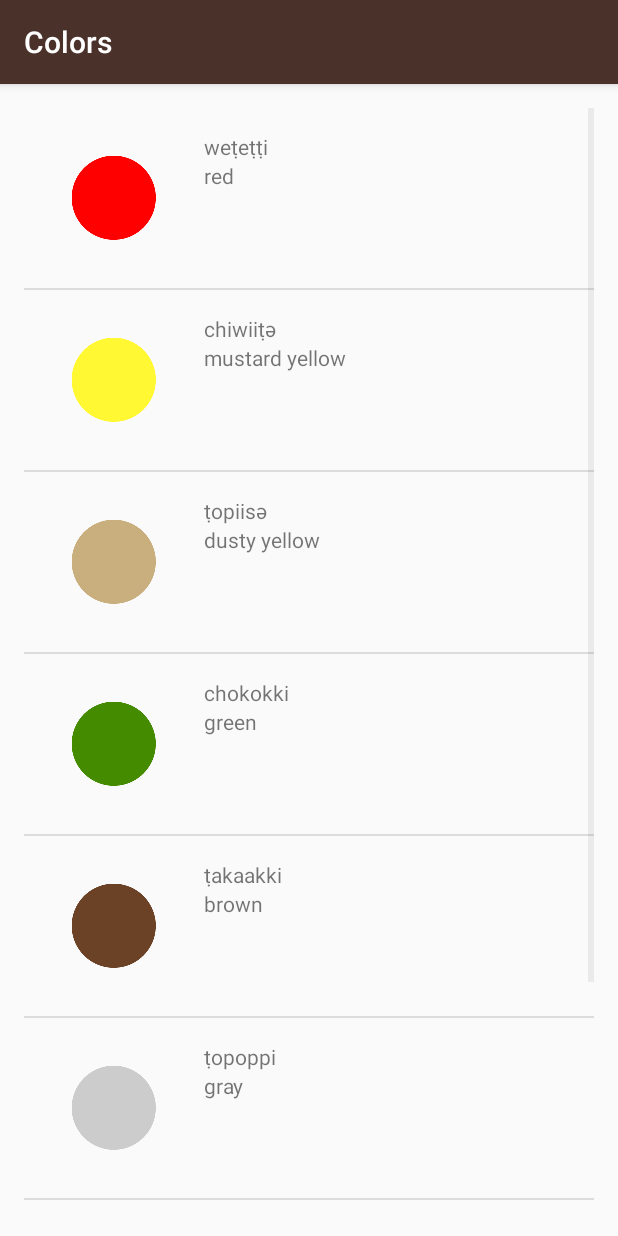
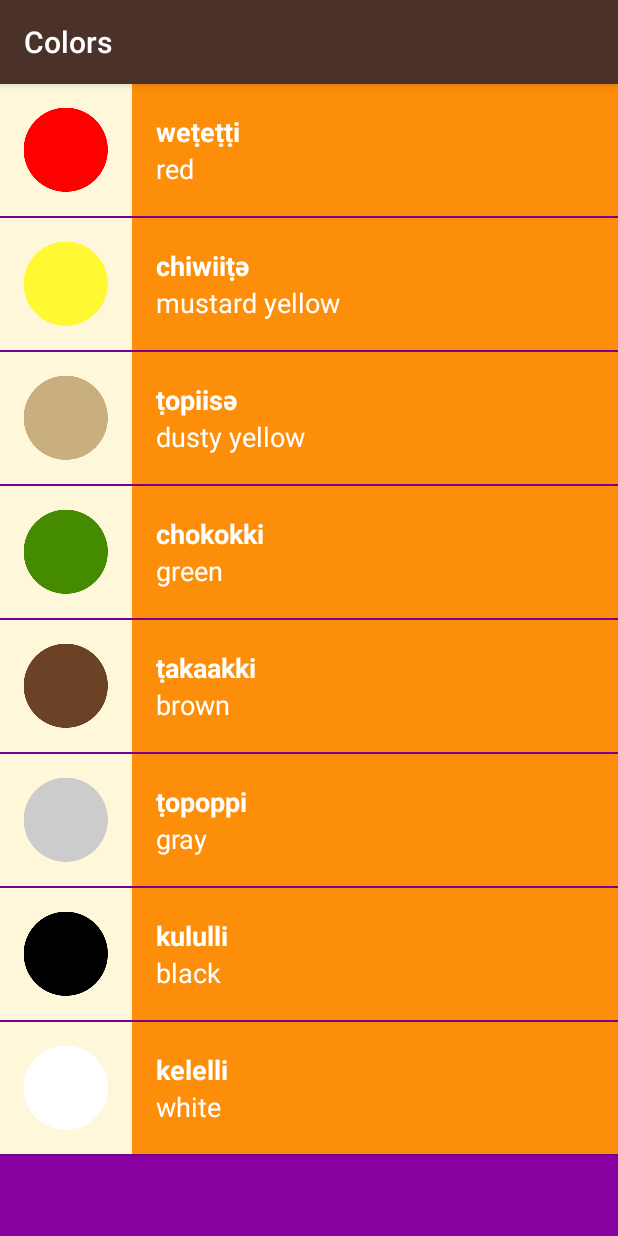
Before and after one commit to sprored/Miwok, an Android app: the ColorsActivity screen opened directly, with no data from a screen before it, on a phone screen of 412 x 824 dp. Run offline under Robolectric (Android 15) with nearby library versions, the phone set to English and light mode, and no system bars.

Commit message:
feat: Visual polish

```diff
--- a/app/src/main/java/com/jamc68/miwok/ColorsActivity.java
+++ b/app/src/main/java/com/jamc68/miwok/ColorsActivity.java
@@ -36,6 +36,7 @@ public class ColorsActivity extends AppCompatActivity {
 
         // Make the {@link ListView} use the {@link WordAdapter} we created above, so that the
         // {@link ListView} will display list items for each {@link Word} in the list.
+        listView.setBackgroundColor(getResources().getColor(R.color.category_colors));
         listView.setAdapter(adapter);
     }
 }
--- a/app/src/main/java/com/jamc68/miwok/FamilyActivity.java
+++ b/app/src/main/java/com/jamc68/miwok/FamilyActivity.java
@@ -38,6 +38,7 @@ public class FamilyActivity extends AppCompatActivity {
 
         // Make the {@link ListView} use the {@link WordAdapter} we created above, so that the
         // {@link ListView} will display list items for each {@link Word} in the list.
+        listView.setBackgroundColor(getResources().getColor(R.color.category_family));
         listView.setAdapter(adapter);
     }
 }
--- a/app/src/main/java/com/jamc68/miwok/NumbersActivity.java
+++ b/app/src/main/java/com/jamc68/miwok/NumbersActivity.java
@@ -38,6 +38,7 @@ public class NumbersActivity extends AppCompatActivity {
 
         // Make the {@link ListView} use the {@link WordAdapter} we created above, so that the
         // {@link ListView} will display list items for each {@link Word} in the list.
+        listView.setBackgroundColor(getResources().getColor(R.color.category_numbers));
         listView.setAdapter(adapter);
     }
 }
--- a/app/src/main/java/com/jamc68/miwok/PhrasesActivity.java
+++ b/app/src/main/java/com/jamc68/miwok/PhrasesActivity.java
@@ -38,6 +38,7 @@ public class PhrasesActivity extends AppCompatActivity {
 
         // Make the {@link ListView} use the {@link WordAdapter} we created above, so that the
         // {@link ListView} will display list items for each {@link Word} in the list.
+        listView.setBackgroundColor(getResources().getColor(R.color.category_phrases));
         listView.setAdapter(adapter);
     }
 }
--- a/app/src/main/java/com/jamc68/miwok/WordAdapter.java
+++ b/app/src/main/java/com/jamc68/miwok/WordAdapter.java
@@ -1,4 +1,6 @@
 package com.jamc68.miwok;
+
+
 import android.content.Context;
 import android.view.LayoutInflater;
 import android.view.View;
--- a/app/src/main/res/drawable-v24/ic_launcher_foreground.xml
+++ /dev/null
@@ -1,34 +0,0 @@
-<vector xmlns:android="http://schemas.android.com/apk/res/android"
-    xmlns:aapt="http://schemas.android.com/aapt"
-    android:width="108dp"
-    android:height="108dp"
-    android:viewportWidth="108"
-    android:viewportHeight="108">
-    <path
-        android:fillType="evenOdd"
-        android:pathData="M32,64C32,64 38.39,52.99 44.13,50.95C51.37,48.37 70.14,49.57 70.14,49.57L108.26,87.69L108,109.01L75.97,107.97L32,64Z"
-        android:strokeWidth="1"
-        android:strokeColor="#00000000">
-        <aapt:attr name="android:fillColor">
-            <gradient
-                android:endX="78.5885"
-                android:endY="90.9159"
-                android:startX="48.7653"
-                android:startY="61.0927"
-                android:type="linear">
-                <item
-                    android:color="#44000000"
-                    android:offset="0.0" />
-                <item
-                    android:color="#00000000"
-                    android:offset="1.0" />
-            </gradient>
-        </aapt:attr>
-    </path>
-    <path
-        android:fillColor="#FFFFFF"
-        android:fillType="nonZero"
-        android:pathData="M66.94,46.02L66.94,46.02C72.44,50.07 76,56.61 76,64L32,64C32,56.61 35.56,50.11 40.98,46.06L36.18,41.19C35.45,40.45 35.45,39.3 36.18,38.56C36.91,37.81 38.05,37.81 38.78,38.56L44.25,44.05C47.18,42.57 50.48,41.71 54,41.71C57.48,41.71 60.78,42.57 63.68,44.05L69.11,38.56C69.84,37.81 70.98,37.81 71.71,38.56C72.44,39.3 72.44,40.45 71.71,41.19L66.94,46.02ZM62.94,56.92C64.08,56.92 65,56.01 65,54.88C65,53.76 64.08,52.85 62.94,52.85C61.8,52.85 60.88,53.76 60.88,54.88C60.88,56.01 61.8,56.92 62.94,56.92ZM45.06,56.92C46.2,56.92 47.13,56.01 47.13,54.88C47.13,53.76 46.2,52.85 45.06,52.85C43.92,52.85 43,53.76 43,54.88C43,56.01 43.92,56.92 45.06,56.92Z"
-        android:strokeWidth="1"
-        android:strokeColor="#00000000" />
-</vector>
--- a/app/src/main/res/layout/list_item.xml
+++ b/app/src/main/res/layout/list_item.xml
@@ -1,34 +1,59 @@
 <?xml version="1.0" encoding="utf-8"?>
+<!-- Copyright (C) 2016 The Android Open Source Project
+
+     Licensed under the Apache License, Version 2.0 (the "License");
+     you may not use this file except in compliance with the License.
+     You may obtain a copy of the License at
+
+          http://www.apache.org/licenses/LICENSE-2.0
+
+     Unless required by applicable law or agreed to in writing, software
+     distributed under the License is distributed on an "AS IS" BASIS,
+     WITHOUT WARRANTIES OR CONDITIONS OF ANY KIND, either express or implied.
+     See the License for the specific language governing permissions and
+     limitations under the License.
+-->
+<!-- Layout for a single list item -->
 <LinearLayout xmlns:android="http://schemas.android.com/apk/res/android"
     xmlns:tools="http://schemas.android.com/tools"
     android:layout_width="match_parent"
     android:layout_height="wrap_content"
-    android:orientation="horizontal"
-    android:padding="16dp">
+    android:background="@color/tan_background"
+    android:minHeight="@dimen/list_item_height"
+    android:orientation="horizontal">
 
     <ImageView
         android:id="@+id/image"
-        android:layout_width="wrap_content"
-        android:layout_height="wrap_content"
-        android:src="@mipmap/ic_launcher" />
+        android:layout_width="@dimen/list_item_height"
+        android:layout_height="@dimen/list_item_height" />
 
     <LinearLayout
         android:id="@+id/text_container"
         android:layout_width="match_parent"
         android:layout_height="match_parent"
+        android:background="@color/category_numbers"
         android:orientation="vertical"
         android:paddingLeft="16dp">
 
         <TextView
             android:id="@+id/miwok_text_view"
             android:layout_width="match_parent"
-            android:layout_height="wrap_content"
+            android:layout_height="0dp"
+            android:layout_weight="1"
+            android:gravity="bottom"
+            android:textAppearance="?android:textAppearanceMedium"
+            android:textColor="@android:color/white"
+            android:textStyle="bold"
             tools:text="lutti" />
 
         <TextView
             android:id="@+id/default_text_view"
             android:layout_width="match_parent"
-            android:layout_height="wrap_content"
+            android:layout_height="0dp"
+            android:layout_weight="1"
+            android:gravity="top"
+            android:textAppearance="?android:textAppearanceMedium"
+            android:textColor="@android:color/white"
             tools:text="one" />
     </LinearLayout>
 </LinearLayout>
--- a/app/src/main/res/layout/word_list.xml
+++ b/app/src/main/res/layout/word_list.xml
@@ -1,11 +1,20 @@
 <?xml version="1.0" encoding="utf-8"?>
+<!-- Copyright (C) 2016 The Android Open Source Project
+
+     Licensed under the Apache License, Version 2.0 (the "License");
+     you may not use this file except in compliance with the License.
+     You may obtain a copy of the License at
+
+          http://www.apache.org/licenses/LICENSE-2.0
+
+     Unless required by applicable law or agreed to in writing, software
+     distributed under the License is distributed on an "AS IS" BASIS,
+     WITHOUT WARRANTIES OR CONDITIONS OF ANY KIND, either express or implied.
+     See the License for the specific language governing permissions and
+     limitations under the License.
+-->
 <ListView xmlns:android="http://schemas.android.com/apk/res/android"
-    xmlns:tools="http://schemas.android.com/tools"
     android:id="@+id/list"
     android:orientation="vertical"
     android:layout_width="match_parent"
-    android:layout_height="match_parent"
-    android:paddingBottom="@dimen/activity_vertical_margin"
-    android:paddingLeft="@dimen/activity_horizontal_margin"
-    android:paddingRight="@dimen/activity_horizontal_margin"
-    android:paddingTop="@dimen/activity_vertical_margin" />
+    android:layout_height="match_parent" />
--- a/app/src/main/res/mipmap-anydpi-v26/ic_launcher.xml
+++ /dev/null
@@ -1,5 +0,0 @@
-<?xml version="1.0" encoding="utf-8"?>
-<adaptive-icon xmlns:android="http://schemas.android.com/apk/res/android">
-    <background android:drawable="@color/ic_launcher_background"/>
-    <foreground android:drawable="@mipmap/ic_launcher_foreground"/>
-</adaptive-icon>
--- a/app/src/main/res/mipmap-anydpi-v26/ic_launcher_round.xml
+++ /dev/null
@@ -1,5 +0,0 @@
-<?xml version="1.0" encoding="utf-8"?>
-<adaptive-icon xmlns:android="http://schemas.android.com/apk/res/android">
-    <background android:drawable="@color/category_colors"/>
-    <foreground android:drawable="@mipmap/ic_launcher_foreground"/>
-</adaptive-icon>
--- a/app/src/main/res/values/dimens.xml
+++ b/app/src/main/res/values/dimens.xml
@@ -15,7 +15,4 @@
 <resources>
     <!-- Height of each list item -->
     <dimen name="list_item_height">88dp</dimen>
-    <!-- Default screen margins, per the Android Design guidelines. -->
-    <dimen name="activity_horizontal_margin">16dp</dimen>
-    <dimen name="activity_vertical_margin">16dp</dimen>
 </resources>
--- a/app/src/main/res/values/ic_launcher_background.xml
+++ /dev/null
@@ -1,4 +0,0 @@
-<?xml version="1.0" encoding="utf-8"?>
-<resources>
-    <color name="ic_launcher_background">#15E2FF</color>
-</resources>
```
Also changed, not shown: app/src/main/res/drawable/ic_launcher_background.xml (deleted, +0 -170 lines), app/src/main/res/layout/activity_main.xml (+15 -1 lines), app/src/main/res/values/colors.xml (+14 -0 lines), app/src/main/res/values/strings.xml (+14 -0 lines), app/src/main/res/values/styles.xml (+14 -0 lines), app/src/main/res/drawable-v24/ic_launcher.png (deleted), app/src/main/res/drawable/ic_launcher_new.png (deleted).
